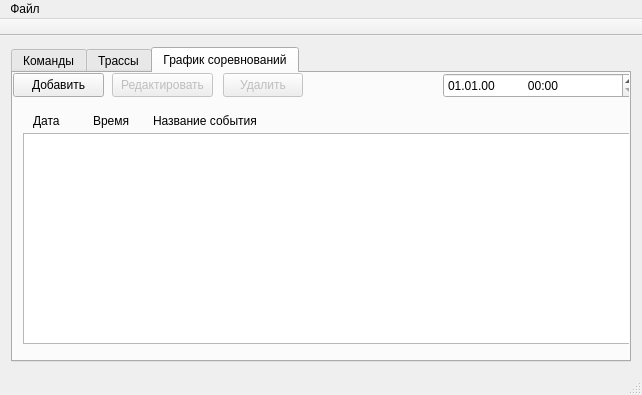
The window that mainwindow.ui (Xez99/SumPract) describes before a commit, drawn with Qt 5.
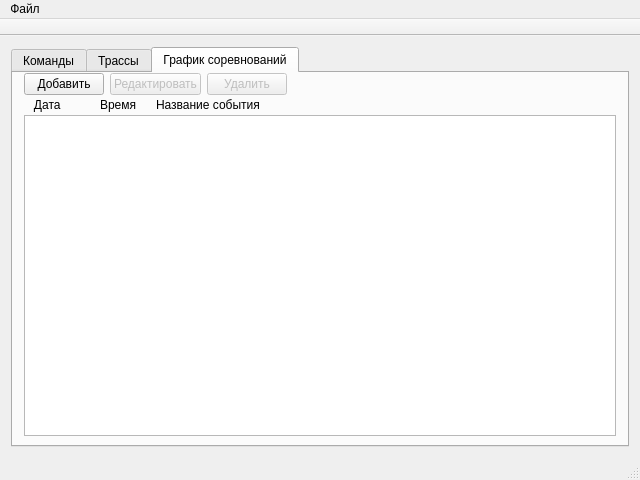
The same window after the commit. The open tabs and pages were chosen to show the change. Icons and pictures are not drawn.

Diff of the .ui file:
```diff
--- a/mainwindow.ui
+++ b/mainwindow.ui
@@ -9,8 +9,8 @@
    <rect>
     <x>0</x>
     <y>0</y>
-    <width>642</width>
-    <height>395</height>
+    <width>640</width>
+    <height>480</height>
    </rect>
   </property>
   <property name="windowTitle">
@@ -246,15 +246,20 @@
        <attribute name="title">
         <string>График соревнований</string>
        </attribute>
+       <layout class="QVBoxLayout" name="verticalLayout_4">
+        <property name="spacing">
+         <number>0</number>
+        </property>
+        <property name="topMargin">
+         <number>0</number>
+        </property>
+        <property name="bottomMargin">
+         <number>9</number>
+        </property>
+        <item>
+         <layout class="QHBoxLayout" name="horizontalLayout_3">
+          <item>
        <widget class="QPushButton" name="addCButton">
-        <property name="geometry">
-         <rect>
-          <x>0</x>
-          <y>0</y>
-          <width>91</width>
-          <height>24</height>
-         </rect>
-        </property>
         <property name="focusPolicy">
          <enum>Qt::NoFocus</enum>
         </property>
@@ -262,89 +267,84 @@
          <string>Добавить</string>
         </property>
        </widget>
-       <widget class="QListView" name="CompetitionListView">
-        <property name="geometry">
-         <rect>
-          <x>10</x>
-          <y>60</y>
-          <width>611</width>
-          <height>211</height>
-         </rect>
-        </property>
-        <property name="focusPolicy">
-         <enum>Qt::NoFocus</enum>
-        </property>
-        <property name="selectionRectVisible">
-         <bool>false</bool>
-        </property>
-       </widget>
+          </item>
+          <item>
        <widget class="QPushButton" name="editCButton">
         <property name="enabled">
          <bool>false</bool>
         </property>
-        <property name="geometry">
-         <rect>
-          <x>99</x>
-          <y>0</y>
-          <width>101</width>
-          <height>24</height>
-         </rect>
-        </property>
         <property name="text">
          <string>Редактировать</string>
         </property>
        </widget>
+          </item>
+          <item>
        <widget class="QPushButton" name="deleteCButton">
         <property name="enabled">
          <bool>false</bool>
         </property>
-        <property name="geometry">
-         <rect>
-          <x>210</x>
-          <y>0</y>
-          <width>80</width>
-          <height>24</height>
-         </rect>
-        </property>
         <property name="text">
          <string>Удалить</string>
         </property>
        </widget>
+          </item>
+          <item>
+           <spacer name="horizontalSpacer_3">
+            <property name="orientation">
+             <enum>Qt::Horizontal</enum>
+            </property>
+            <property name="sizeHint" stdset="0">
+             <size>
+              <width>40</width>
+              <height>20</height>
+             </size>
+            </property>
+           </spacer>
+          </item>
+         </layout>
+        </item>
+        <item>
+         <layout class="QHBoxLayout" name="horizontalLayout_4">
+          <item>
        <widget class="QLabel" name="label_2">
-        <property name="geometry">
-         <rect>
-          <x>20</x>
-          <y>40</y>
-          <width>60</width>
-          <height>16</height>
-         </rect>
+            <property name="sizePolicy">
+             <sizepolicy hsizetype="Fixed" vsizetype="Preferred">
+              <horstretch>0</horstretch>
+              <verstretch>0</verstretch>
+             </sizepolicy>
+            </property>
+            <property name="minimumSize">
+             <size>
+              <width>70</width>
+              <height>0</height>
+             </size>
         </property>
         <property name="text">
-         <string>Дата</string>
-        </property>
-       </widget>
+             <string>   Дата</string>
+            </property>
+           </widget>
+          </item>
+          <item>
        <widget class="QLabel" name="label_3">
-        <property name="geometry">
-         <rect>
-          <x>80</x>
-          <y>40</y>
-          <width>60</width>
-          <height>16</height>
-         </rect>
+            <property name="sizePolicy">
+             <sizepolicy hsizetype="Fixed" vsizetype="Preferred">
+              <horstretch>0</horstretch>
+              <verstretch>0</verstretch>
+             </sizepolicy>
+            </property>
+            <property name="minimumSize">
+             <size>
+              <width>50</width>
+              <height>0</height>
+             </size>
         </property>
         <property name="text">
          <string>Время</string>
         </property>
        </widget>
+          </item>
+          <item>
        <widget class="QLabel" name="label_4">
-        <property name="geometry">
-         <rect>
-          <x>140</x>
-          <y>40</y>
-          <width>131</width>
-          <height>16</height>
-         </rect>
-        </property>
         <property name="sizePolicy">
          <sizepolicy hsizetype="Preferred" vsizetype="Preferred">
           <horstretch>0</horstretch>
@@ -355,19 +355,33 @@
          <string>Название события</string>
         </property>
        </widget>
-       <widget class="QDateTimeEdit" name="dateTimeEdit">
-        <property name="geometry">
-         <rect>
-          <x>430</x>
-          <y>0</y>
-          <width>194</width>
-          <height>25</height>
-         </rect>
-        </property>
-        <property name="displayFormat">
-         <string>dd.MM.yy          HH:mm</string>
-        </property>
-       </widget>
+          </item>
+          <item>
+           <spacer name="horizontalSpacer_4">
+            <property name="orientation">
+             <enum>Qt::Horizontal</enum>
+            </property>
+            <property name="sizeHint" stdset="0">
+             <size>
+              <width>40</width>
+              <height>20</height>
+             </size>
+            </property>
+           </spacer>
+          </item>
+         </layout>
+        </item>
+        <item>
+         <widget class="QListView" name="CompetitionListView">
+          <property name="focusPolicy">
+           <enum>Qt::NoFocus</enum>
+          </property>
+          <property name="selectionRectVisible">
+           <bool>false</bool>
+          </property>
+         </widget>
+        </item>
+       </layout>
       </widget>
      </widget>
     </item>
@@ -381,7 +395,7 @@
     <rect>
      <x>0</x>
      <y>0</y>
-     <width>642</width>
+     <width>640</width>
      <height>22</height>
     </rect>
    </property>
```
Left out of the diff: 84 changed lines with no effect on the pictures. Lines whose indentation alone changed are shown as unchanged.
